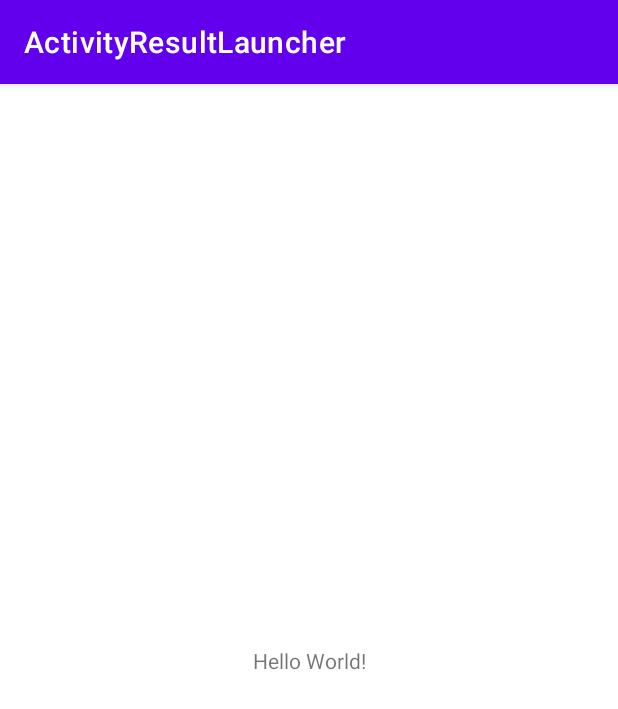
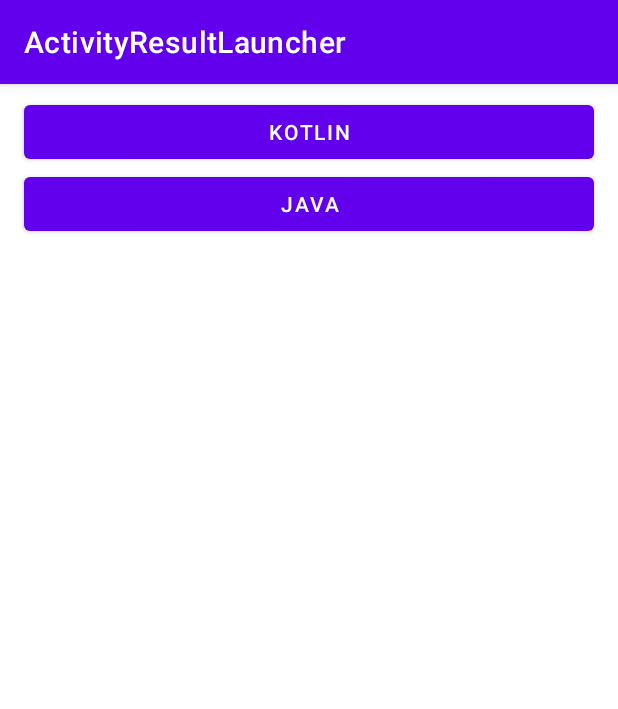
Before and after one commit to DylanCaiCoding/ActivityResultLauncher, an Android app: the screen it shows after launch (MainActivity), on a phone screen of 412 x 824 dp. Shown: the top 709 px of the screen. Run offline under Robolectric (Android 15) with nearby library versions, the phone set to English and light mode, and no system bars.

Commit message:
Add kotlin sample

```diff
--- a/sample/src/main/java/com/dylanc/activityresult/launcher/sample/MainActivity.kt
+++ b/sample/src/main/java/com/dylanc/activityresult/launcher/sample/MainActivity.kt
@@ -1,15 +1,28 @@
 package com.dylanc.activityresult.launcher.sample
 
+import android.content.Intent
+import android.os.Bundle
 import androidx.appcompat.app.AppCompatActivity
-import android.os.Bundle
-import com.dylanc.activityresult.launcher.TakePictureLauncher
+import com.dylanc.activityresult.launcher.sample.databinding.ActivityMainBinding
+import com.dylanc.activityresult.launcher.sample.java.JavaSampleActivity
+import com.dylanc.activityresult.launcher.sample.kotlin.KotlinSampleActivity
 
 class MainActivity : AppCompatActivity() {
 
-  private val takePictureLauncher = TakePictureLauncher()
+  private lateinit var binding: ActivityMainBinding
 
   override fun onCreate(savedInstanceState: Bundle?) {
     super.onCreate(savedInstanceState)
-    setContentView(R.layout.activity_main)
+    binding = ActivityMainBinding.inflate(layoutInflater)
+    setContentView(binding.root)
+    with(binding) {
+      btnKotlin.setOnClickListener {
+        startActivity(Intent(this@MainActivity, KotlinSampleActivity::class.java))
+      }
+      btnJava.setOnClickListener {
+        startActivity(Intent(this@MainActivity, JavaSampleActivity::class.java))
+      }
+    }
+
   }
 }
--- a/sample/src/main/res/layout/activity_main.xml
+++ b/sample/src/main/res/layout/activity_main.xml
@@ -6,13 +6,27 @@
   android:layout_height="match_parent"
   tools:context=".MainActivity">
 
-  <TextView
-    android:layout_width="wrap_content"
+  <Button
+    android:id="@+id/btn_kotlin"
+    android:layout_width="0dp"
     android:layout_height="wrap_content"
-    android:text="Hello World!"
-    app:layout_constraintBottom_toBottomOf="parent"
-    app:layout_constraintLeft_toLeftOf="parent"
-    app:layout_constraintRight_toRightOf="parent"
+    android:layout_marginStart="16dp"
+    android:layout_marginTop="8dp"
+    android:layout_marginEnd="16dp"
+    android:text="Kotlin"
+    app:layout_constraintEnd_toEndOf="parent"
+    app:layout_constraintStart_toStartOf="parent"
     app:layout_constraintTop_toTopOf="parent" />
 
+  <Button
+    android:id="@+id/btn_java"
+    android:layout_width="0dp"
+    android:layout_height="wrap_content"
+    android:layout_marginStart="16dp"
+    android:layout_marginEnd="16dp"
+    android:text="Java"
+    app:layout_constraintEnd_toEndOf="parent"
+    app:layout_constraintStart_toStartOf="parent"
+    app:layout_constraintTop_toBottomOf="@+id/btn_kotlin" />
+
 </androidx.constraintlayout.widget.ConstraintLayout>
--- a/sample/src/main/res/values/strings.xml
+++ b/sample/src/main/res/values/strings.xml
@@ -1,3 +1,4 @@
 <resources>
   <string name="app_name">ActivityResultLauncher</string>
+  <string name="no_read_permission">Please go to settings to authorize read permission</string>
 </resources>
--- /dev/null
+++ b/sample/src/main/res/xml/file_paths.xml
@@ -0,0 +1,6 @@
+<?xml version="1.0" encoding="utf-8"?>
+<paths>
+  <external-cache-path
+    name="/"
+    path="/" />
+</paths>
```
Also changed, not shown: sample/build.gradle (+7 -3 lines), sample/src/main/AndroidManifest.xml (+14 -0 lines), sample/src/main/java/com/dylanc/activityresult/launcher/sample/java/JavaSampleActivity.java (added, +52 -0 lines), sample/src/main/java/com/dylanc/activityresult/launcher/sample/kotlin/KotlinSampleActivity.kt (added, +114 -0 lines), sample/src/main/res/layout/activity_launcher.xml (added, +101 -0 lines).
